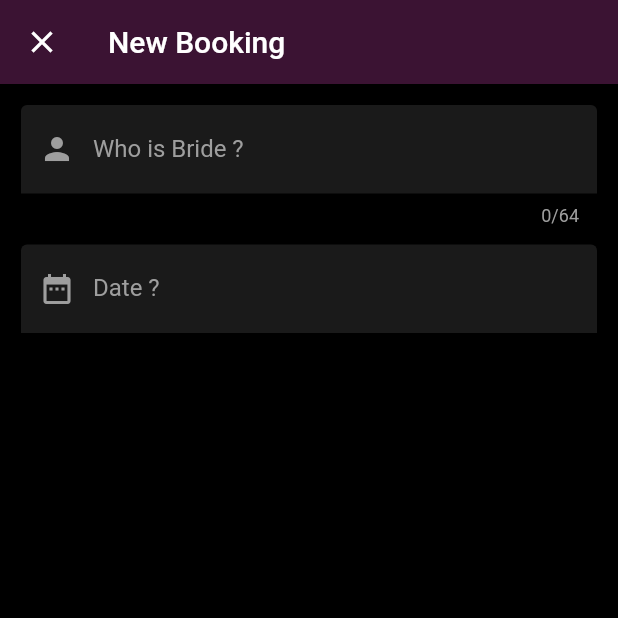
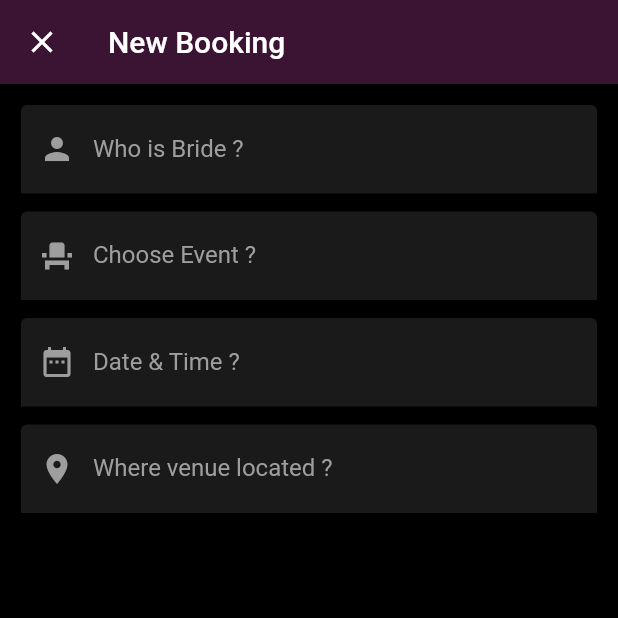
Before and after one commit to DouglasDao/BeautyBliss, a Flutter app: the NewBooking screen opened directly, on a phone screen of 412 x 824 dp, the top half of it. Run offline on Flutter 3.47's test engine with Material 2 defaults, Android fonts, the phone set to English and light mode, and no system bars; our stand-ins replace flutter_datetime_picker.

Commit message:
New Booking UI event type and date time completed

```diff
--- a/lib/Dashboard.dart
+++ b/lib/Dashboard.dart
@@ -1,5 +1,6 @@
 import 'package:beautybliss/BeautyBlissUtils.dart';
 import 'package:flutter/material.dart';
+import 'package:flutter/services.dart';
 
 import 'NewBooking.dart';
 
--- a/lib/NewBooking.dart
+++ b/lib/NewBooking.dart
@@ -1,7 +1,9 @@
 import 'package:beautybliss/BeautyBlissUtils.dart';
 import 'package:flutter/cupertino.dart';
 import 'package:flutter/material.dart';
+import 'package:flutter/services.dart';
 import 'package:flutter_datetime_picker/flutter_datetime_picker.dart';
+import "package:intl/intl.dart";
 
 class NewBooking extends StatefulWidget {
   @override
@@ -11,12 +13,21 @@ class NewBooking extends StatefulWidget {
 }
 
 class NewBookingState extends State<NewBooking> {
-  var _focusNode = FocusNode();
-
+  TextEditingController dateTimeTextEditController, eventTypeTextEditController,receptionDateTimeController,weddingDateTimeController;
   final _bookingFormKey = GlobalKey<FormState>();
+  String eventType;
+  bool receptionWeddingState = false;
 
   @override
   void initState() {
+    dateTimeTextEditController = TextEditingController();
+    eventTypeTextEditController = TextEditingController();
+    receptionDateTimeController = TextEditingController();
+    weddingDateTimeController = TextEditingController();
+    dateTimeTextEditController.text = 'Date & Time ?';
+    eventTypeTextEditController.text = 'Choose Event ?';
+    receptionDateTimeController.text = 'Reception Date & Time ?';
+    weddingDateTimeController.text = 'Wedding Date & Time ?';
     super.initState();
   }
 
@@ -33,7 +44,9 @@ class NewBookingState extends State<NewBooking> {
             backgroundColor: Color(0xAB581d4c)),
 
         body: Form(
+
           key: _bookingFormKey,
+
           child: Theme(
 
               data: ThemeData.dark().copyWith(
@@ -45,73 +58,148 @@ class NewBookingState extends State<NewBooking> {
 
               child: Padding(
                   padding: EdgeInsets.all(14.0),
+
                   child: ListView(
                     children: <Widget>[
 
-                      TextFormField(
-                          cursorColor: Colors.grey,
-                          keyboardType: TextInputType.text,
-                          textInputAction: TextInputAction.next,
-                          style: TextStyle(color: Colors.grey, fontSize: 16),
-                          maxLength: 64,
-                          decoration: _setInputDecoration(true, Colors.white10, 'Bride name', 'Who is Bride ?',
-                              UnderlineInputBorder(borderSide: BorderSide(
-                                  color: Colors.lightBlue)),
-                              UnderlineInputBorder(borderSide: BorderSide(
-                                  color: Colors.transparent)),
-                              Icon(Icons.person, color: Colors.grey))
+                      // Bride Name
+                      _setTextFormFieldWidget(null,null, Colors.grey, TextInputType.text, TextInputAction.next, TextStyle(color: Colors.white, fontSize: 16), null,
+                          _setInputDecoration(true, Colors.white10, 'Bride name', 'Who is Bride ?',
+                              UnderlineInputBorder(borderSide: BorderSide(color: Colors.lightBlue)),
+                              UnderlineInputBorder(borderSide: BorderSide(color: Colors.transparent)),
+                              Icon(Icons.person, color: Colors.grey)), null),
+
+                      SizedBox(height: 12.0),
+
+                      // Event Type
+                      _setTextFormFieldWidget(eventTypeTextEditController,AlwaysDisabledFocusNode(), Colors.grey, null, null, TextStyle(color: Colors.white, fontSize: 16), null,
+                          _setInputDecoration(true, Colors.white10, 'Choose Event ?', eventTypeTextEditController.text,
+                              UnderlineInputBorder(borderSide: BorderSide(color: Colors.lightBlue)),
+                              UnderlineInputBorder(borderSide: BorderSide(color: Colors.transparent)),
+                              Icon(Icons.event_seat, color: Colors.grey)), _onEventTypeTapped),
+
+                      Container(child: receptionWeddingState ? null : SizedBox(height: 12.0)),
+
+                      // Date & Time
+                      Container(child: receptionWeddingState ? null : _setTextFormFieldWidget(dateTimeTextEditController,AlwaysDisabledFocusNode(), Colors.grey, null, null, null, null,
+                              _setInputDecoration(true, Colors.white10, '', dateTimeTextEditController.text, null,
+                                  UnderlineInputBorder(borderSide: BorderSide(color: Colors.transparent)),
+                                  Icon(Icons.date_range, color: Colors.grey)), _onDateTimeTapped)
+                      ),
+
+                      Container(child: receptionWeddingState ? SizedBox(height: 12.0) : null),
+
+                      // Reception Date & Time
+                      Container(child: receptionWeddingState ? _setTextFormFieldWidget(receptionDateTimeController,AlwaysDisabledFocusNode(), Colors.grey, null, null, null, null,
+                            _setInputDecoration(true, Colors.white10, '', receptionDateTimeController.text, null,
+                                UnderlineInputBorder(borderSide: BorderSide(color: Colors.transparent)),
+                                Icon(Icons.receipt, color: Colors.grey)), _onReceptionDateTimeTapped) : null
+                      ),
+
+
+                      Container(child: receptionWeddingState ? SizedBox(height: 12.0) : null),
+
+                      // Wedding Date & Time
+                      Container(
+                        child: receptionWeddingState ? _setTextFormFieldWidget(weddingDateTimeController,AlwaysDisabledFocusNode(), Colors.grey, null, null, null, null,
+                              _setInputDecoration(true, Colors.white10, '', weddingDateTimeController.text, null,
+                                  UnderlineInputBorder(borderSide: BorderSide(color: Colors.transparent)),
+                                  Icon(Icons.event, color: Colors.grey)), _onWeddingDateTimeTapped)  : null
                       ),
 
                       SizedBox(height: 12.0),
 
-                      TextFormField(
-                        cursorColor: Colors.grey,
-                        style: TextStyle(color: Colors.grey, fontSize: 16),
-                        decoration: InputDecoration(
-                            filled: true,
-                            fillColor: Colors.white10,
-                            labelText: 'Date ?',
-                            enabledBorder: UnderlineInputBorder(borderSide: BorderSide(color: Colors.transparent)),
-                            prefixIcon: Icon(Icons.date_range, color: Colors.grey)
-                        ),
-                        onTap: () {
-                          debugPrint("GestureDetector onTapped=============");
-                          FocusScope.of(context).requestFocus(new FocusNode());
-                          DatePicker.showDatePicker(context);
-                        },
-                      ),
+                      // Venue
+                      _setTextFormFieldWidget(null, null, Colors.grey, TextInputType.text, TextInputAction.next, TextStyle(color: Colors.white, fontSize: 16), null,
+                          _setInputDecoration(true, Colors.white10, 'Venue', 'Where venue located ?',
+                              UnderlineInputBorder(borderSide: BorderSide(color: Colors.lightBlue)),
+                              UnderlineInputBorder(borderSide: BorderSide(color: Colors.transparent)),
+                              Icon(Icons.location_on, color: Colors.grey)), null),
 
                     ],
-                  )
-              )
-          ),
+                  ))),
         ));
   }
 
-  Widget _setTextFormFieldWidget(){
-
+  GestureTapCallback _onEventTypeTapped() {
+    showCupertinoModalPopup(context: context, builder: (context) => getCupertinoSheet(context));
   }
 
-  InputDecoration _setInputDecoration(bool filled, Color fillColor, String hintText,
-      String labelText, InputBorder focusedBorder,InputBorder enabledBorder,Widget prefixIcon) {
 
-    return InputDecoration(filled: filled, fillColor: fillColor, hintText: hintText, labelText: labelText,
-        focusedBorder: focusedBorder, enabledBorder: enabledBorder, prefixIcon: prefixIcon);
+
+  GestureTapCallback _onDateTimeTapped() {
+    FocusScope.of(context).requestFocus(FocusNode());
+    DatePicker.showDateTimePicker(context, onConfirm: (dateTime) {
+      var dateFormat = DateFormat.yMMMd("en_US").add_jm().format(dateTime);
+      dateTimeTextEditController.text = "$dateFormat";
+    });
   }
 
-  Future<void> _selectDate(BuildContext context) async {
-    final DateTime picked = await showDatePicker(
-        context: context,
-        initialDate: new DateTime(1970, 8),
-        firstDate: new DateTime(1970, 8),
-        lastDate: new DateTime(2101));
-    if (picked != null && picked != new DateTime(1970, 8)) DateTime(1970, 8);
+
+  GestureTapCallback _onReceptionDateTimeTapped() {
+    FocusScope.of(context).requestFocus(FocusNode());
+    DatePicker.showDateTimePicker(context, onConfirm: (dateTime) {
+      var dateFormat = DateFormat.yMMMd("en_US").add_jm().format(dateTime);
+      receptionDateTimeController.text = "$dateFormat";
+    });
+  }
+
+
+  GestureTapCallback _onWeddingDateTimeTapped() {
+    FocusScope.of(context).requestFocus(FocusNode());
+    DatePicker.showDateTimePicker(context, onConfirm: (dateTime) {
+      var dateFormat = DateFormat.yMMMd("en_US").add_jm().format(dateTime);
+      weddingDateTimeController.text = "$dateFormat";
+    });
+  }
+
+
+
+  Widget _setCupertinoSheet(BuildContext context, String actionSheetText,bool state) {
+
+    return CupertinoActionSheetAction(child: Text(actionSheetText, style: TextStyle(color: Colors.blue, fontSize: 16)),
+        onPressed: () {
+          eventTypeTextEditController.text = actionSheetText;
+          setState(() {
+            receptionWeddingState = state;
+            Navigator.pop(context);
+          });
+        });
+  }
+
+  Widget getCupertinoSheet(BuildContext context) {
+    return CupertinoActionSheet(
+        actions: <Widget>[
+          _setCupertinoSheet(context, "Reception & Muhurtham", true),
+          _setCupertinoSheet(context, "Reception", false),
+          _setCupertinoSheet(context, "Muhurtham", false),
+          _setCupertinoSheet(context, "Engagement", false),
+          _setCupertinoSheet(context, "Babyshower", false),
+          _setCupertinoSheet(context, "Pre/Post wedding", false),
+          _setCupertinoSheet(context, "Shoots", false),
+        ]
+    );
+  }
+
+  TextFormField _setTextFormFieldWidget(TextEditingController controller,FocusNode focusNode,Color cursorColor, TextInputType keyboardType, TextInputAction textInputAction,
+      TextStyle style, int maxLength, InputDecoration decoration, GestureTapCallback onTap) {
+
+    return TextFormField(cursorColor: cursorColor,focusNode: focusNode, keyboardType: keyboardType,
+        textInputAction: textInputAction, style: style, maxLength: maxLength, decoration: decoration, onTap: onTap);
+  }
+
+  InputDecoration _setInputDecoration(bool filled, Color fillColor, String hintText, String labelText, InputBorder focusedBorder,
+      InputBorder enabledBorder, Widget prefixIcon) {
+
+    return InputDecoration(filled: filled, fillColor: fillColor, hintText: hintText, labelText: labelText, focusedBorder: focusedBorder,
+        enabledBorder: enabledBorder, prefixIcon: prefixIcon);
   }
 
   @override
   void dispose() {
+    dateTimeTextEditController.dispose();
+    eventTypeTextEditController.dispose();
     super.dispose();
-    _focusNode.unfocus();
   }
 
   void _hasText(String text) {
@@ -120,3 +208,8 @@ class NewBookingState extends State<NewBooking> {
     }
   }
 }
+
+class AlwaysDisabledFocusNode extends FocusNode {
+  @override
+  bool get hasFocus => false;
+}
--- a/lib/Splash.dart
+++ b/lib/Splash.dart
@@ -5,7 +5,6 @@ import 'package:flutter/rendering.dart';
 import 'package:flutter/services.dart';
 
 void main() {
-  SystemChrome.setPreferredOrientations([DeviceOrientation.portraitUp, DeviceOrientation.portraitDown]);
   runApp(Splash());
 }
 
@@ -36,6 +35,7 @@ class InitScreenStateFul extends StatefulWidget {
 class InitScreen extends State {
   @override
   void initState() {
+    SystemChrome.setPreferredOrientations([DeviceOrientation.portraitUp, DeviceOrientation.portraitDown]);
     super.initState();
     debugPrint("initState==========");
     Future.delayed(const Duration(seconds: 3), () =>
--- a/pubspec.yaml
+++ b/pubspec.yaml
@@ -24,6 +24,7 @@ dependencies:
   # Use with the CupertinoIcons class for iOS style icons.
   cupertino_icons: ^0.1.2
   flutter_datetime_picker: ^1.3.4
+  intl: ^0.16.1
 
 dev_dependencies:
   flutter_test:
```
Also changed, not shown: pubspec.lock, 1 other file.
